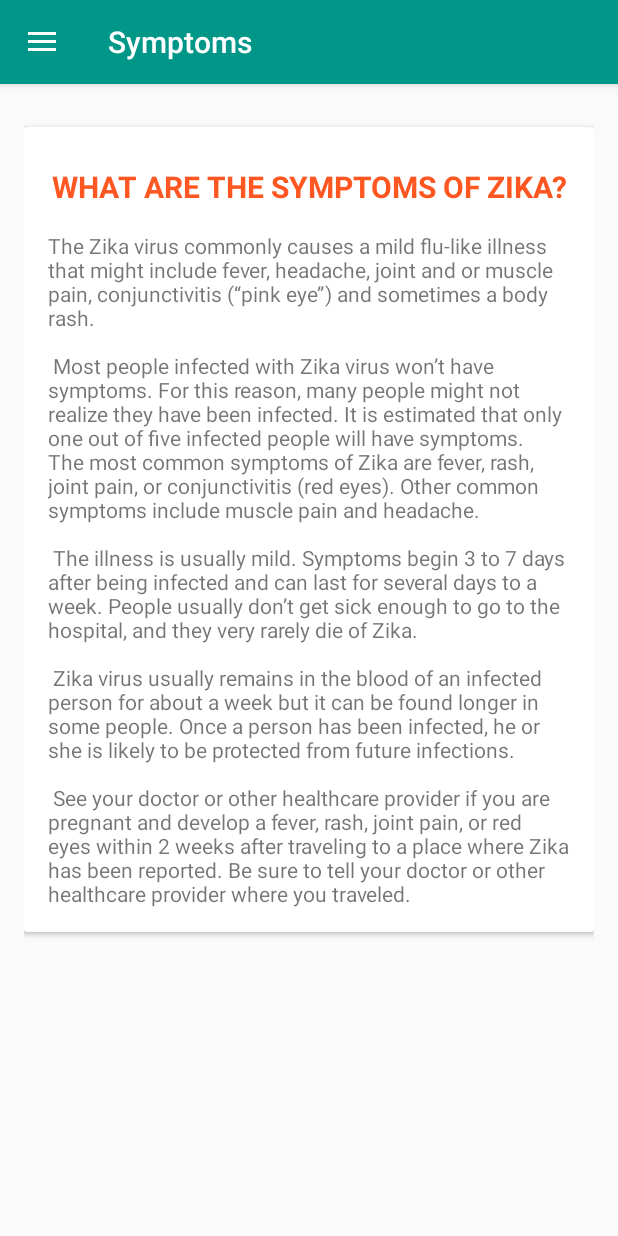
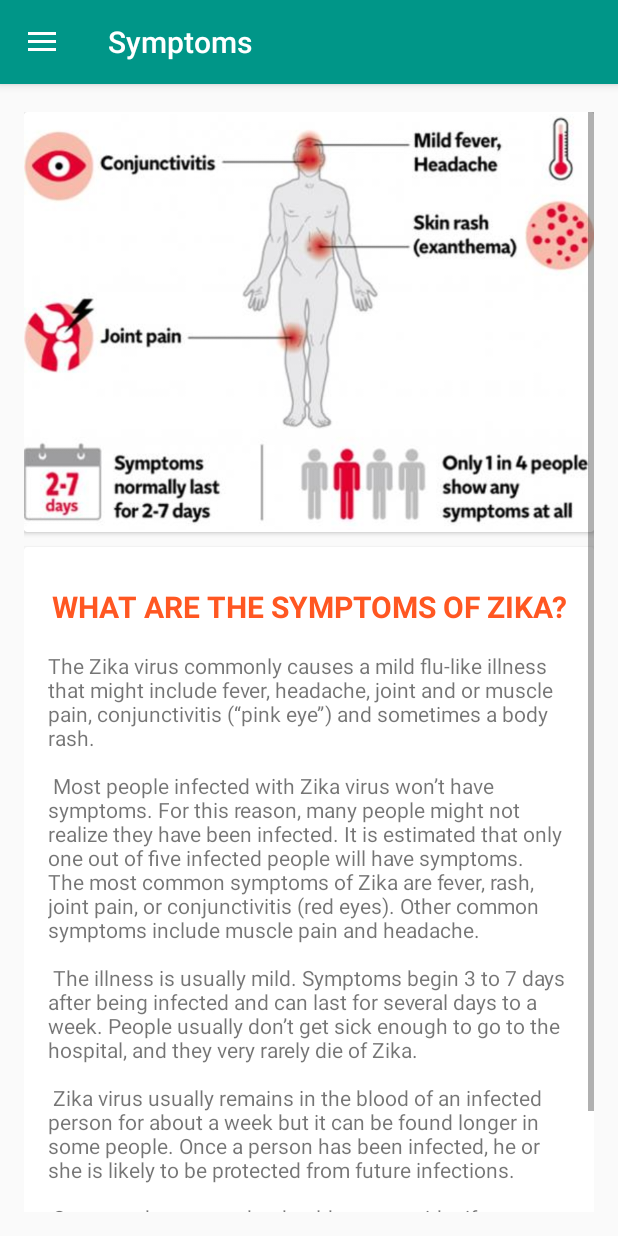
Before and after one commit to adao1123/BeZikaFree, an Android app: the screen it shows after launch (MainActivity), in the side drawer, after a tap on "Symptoms", on a phone screen of 412 x 824 dp. Run offline under Robolectric (Android 15) with nearby library versions, the phone set to English and light mode, and no system bars; 4 statements that could not run were skipped.

Commit message:
fix icon and images

```diff
--- a/BeZikaFree/app/src/main/AndroidManifest.xml
+++ b/BeZikaFree/app/src/main/AndroidManifest.xml
@@ -11,7 +11,7 @@
 
     <application
         android:allowBackup="true"
-        android:icon="@mipmap/ic_launcher"
+        android:icon="@drawable/applogo"
         android:label="@string/app_name"
         android:supportsRtl="true"
         android:theme="@style/AppTheme">
--- a/BeZikaFree/app/src/main/java/com/example/bezikafree/MainActivity.java
+++ b/BeZikaFree/app/src/main/java/com/example/bezikafree/MainActivity.java
@@ -48,7 +48,6 @@ public class MainActivity extends AppCompatActivity {
     DrawerLayout drawerLayout;
     TextView titleTV;
     Toolbar toolbar;
-    private DrawerLayout drawer;
 
 
 
--- a/BeZikaFree/app/src/main/java/com/example/bezikafree/fragments/MapFragment.java
+++ b/BeZikaFree/app/src/main/java/com/example/bezikafree/fragments/MapFragment.java
@@ -104,7 +104,6 @@ public class MapFragment extends Fragment implements OnMapReadyCallback {
             e.printStackTrace();
         }
 
-
         plotMarkers(37.484419, -122.203787);
         drawAmerica();
 
--- a/BeZikaFree/app/src/main/res/layout/frag_overview.xml
+++ b/BeZikaFree/app/src/main/res/layout/frag_overview.xml
@@ -18,7 +18,7 @@
             app:cardCornerRadius="2dp">
 
             <ImageView
-                android:src="@drawable/zika_mosquito"
+                android:src="@drawable/overview"
                 android:id="@+id/effects_image_id"
                 android:layout_width="match_parent"
                 android:layout_height="280dp" />
--- a/BeZikaFree/app/src/main/res/layout/frag_symptoms.xml
+++ b/BeZikaFree/app/src/main/res/layout/frag_symptoms.xml
@@ -5,6 +5,23 @@
     android:layout_width="match_parent"
     android:layout_height="match_parent"
     android:padding="@dimen/standard">
+
+    <LinearLayout
+        android:orientation="vertical"
+        android:layout_width="match_parent"
+        android:layout_height="match_parent">
+        <android.support.v7.widget.CardView
+            android:layout_width="match_parent"
+            android:layout_height="wrap_content"
+            android:elevation="8dp"
+            app:cardCornerRadius="2dp">
+
+            <ImageView
+                android:src="@drawable/syptoms"
+                android:id="@+id/symptoms_image_id"
+                android:layout_width="match_parent"
+                android:layout_height="280dp" />
+        </android.support.v7.widget.CardView>
 
     <android.support.v7.widget.CardView
         android:layout_width="match_parent"
@@ -41,5 +58,5 @@
 
             </LinearLayout>
         </android.support.v7.widget.CardView>
-
+    </LinearLayout>
 </ScrollView>
--- a/BeZikaFree/app/src/main/res/menu/nav_menu.xml
+++ b/BeZikaFree/app/src/main/res/menu/nav_menu.xml
@@ -15,26 +15,26 @@
             android:title="Overview"/>
         <item
             android:id="@+id/drawer_transmission_id"
-            android:icon="@drawable/transfusion"
+            android:icon="@drawable/biohazard"
             android:title="Transmission"/>
         <item
             android:id="@+id/drawer_symptoms_id"
-            android:icon="@drawable/icon_transportation"
+            android:icon="@drawable/sick"
             android:title="Symptoms"/>
         <item
             android:id="@+id/drawer_effects_id"
-            android:icon="@drawable/icon_requirements"
+            android:icon="@drawable/effects"
             android:title="Effects"/>
         <item android:title="Prevention">
             <menu>
                 <group android:checkableBehavior="single">
                     <item
                         android:id="@+id/drawer_prevention_bites_id"
-                        android:icon="@drawable/icon_successhappy"
+                        android:icon="@drawable/prevent_bite"
                         android:title="Prevent Bites"/>
                     <item
                         android:id="@+id/drawer_prevention_control_id"
-                        android:icon="@drawable/icon_about"
+                        android:icon="@drawable/control_mosquito_net"
                         android:title="Control/Limit Mosquito"/>
                     <item
                         android:id="@+id/drawer_prevention_safesex_id"
```
Also changed, not shown: BeZikaFree/app/src/main/res/layout/frag_prevention_control.xml (+13 -0 lines), BeZikaFree/app/src/main/res/drawable/applogo.png (added), BeZikaFree/app/src/main/res/drawable/biohazard.png (added), BeZikaFree/app/src/main/res/drawable/control_mosquito_net.png (added), BeZikaFree/app/src/main/res/drawable/effects.png (added), BeZikaFree/app/src/main/res/drawable/icon_mosquito48b2.png (renamed from BeZikaFree/app/src/main/res/drawable/icon_mosquito48b-2.png), BeZikaFree/app/src/main/res/drawable/icon_scholarship.png (deleted), BeZikaFree/app/src/main/res/drawable/icon_world_map48.png (renamed from BeZikaFree/app/src/main/res/drawable/icon_world map48.png), BeZikaFree/app/src/main/res/drawable/mosquito_prevention.jpg (added), BeZikaFree/app/src/main/res/drawable/overview.png (added), BeZikaFree/app/src/main/res/drawable/prevent_bite.png (added), BeZikaFree/app/src/main/res/drawable/sick.png (added), BeZikaFree/app/src/main/res/drawable/syptoms.jpg (added). Lines whose indentation alone changed are shown as unchanged.
